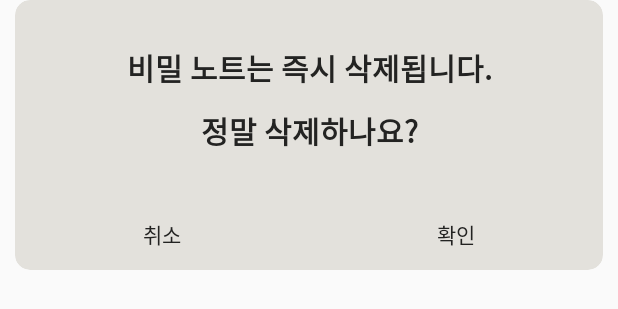
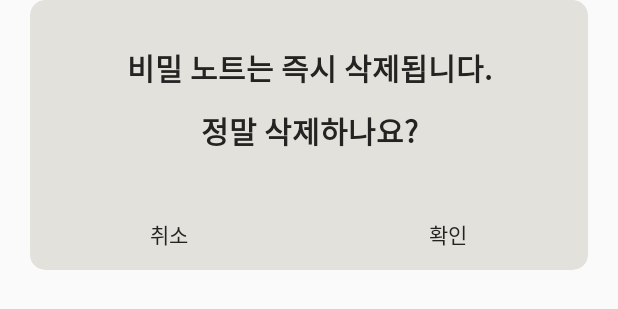
Before and after one commit to ferrarijh/Jonathans-Notes, an Android app: the layout dialog.xml on its own in the app's theme, with its tools: preview values and no code run, on a phone screen of 412 x 824 dp. Shown: the top 309 px of the screen. Run offline under Robolectric (Android 15) with nearby library versions, the light colour scheme and no system bars.

```diff
--- a/app/build.gradle
+++ b/app/build.gradle
@@ -12,8 +12,8 @@ android {
         applicationId 'com.jonathan.jonathans.notes'
         minSdkVersion 21
         targetSdkVersion 29
-        versionCode 101
-        versionName "1.0.1"
+        versionCode 102
+        versionName "1.0.2"
 
         testInstrumentationRunner "androidx.test.runner.AndroidJUnitRunner"
     }
--- a/app/src/main/res/layout/dialog.xml
+++ b/app/src/main/res/layout/dialog.xml
@@ -4,8 +4,8 @@
     xmlns:app="http://schemas.android.com/apk/res-auto"
     android:layout_width="match_parent"
     android:layout_height="wrap_content"
-    android:layout_marginStart="10dp"
-    android:layout_marginEnd="10dp"
+    android:layout_marginStart="20dp"
+    android:layout_marginEnd="20dp"
     app:cardCornerRadius="10dp"
     app:cardElevation="0dp"
     app:cardBackgroundColor="@color/background"
--- a/app/src/main/res/layout/dialog_pw.xml
+++ b/app/src/main/res/layout/dialog_pw.xml
@@ -4,8 +4,8 @@
     xmlns:app="http://schemas.android.com/apk/res-auto"
     android:layout_width="match_parent"
     android:layout_height="wrap_content"
-    android:layout_marginStart="10dp"
-    android:layout_marginEnd="10dp"
+    android:layout_marginStart="20dp"
+    android:layout_marginEnd="20dp"
     app:cardCornerRadius="10dp"
     app:cardElevation="0dp"
     app:cardBackgroundColor="@color/background"
--- a/app/src/main/res/layout/dialog_pw_check.xml
+++ b/app/src/main/res/layout/dialog_pw_check.xml
@@ -4,8 +4,8 @@
     xmlns:app="http://schemas.android.com/apk/res-auto"
     android:layout_width="match_parent"
     android:layout_height="wrap_content"
-    android:layout_marginStart="10dp"
-    android:layout_marginEnd="10dp"
+    android:layout_marginStart="20dp"
+    android:layout_marginEnd="20dp"
     app:cardCornerRadius="10dp"
     app:cardElevation="0dp"
     app:cardBackgroundColor="@color/background"
--- a/app/src/main/res/layout/thumbnail.xml
+++ b/app/src/main/res/layout/thumbnail.xml
@@ -26,6 +26,7 @@
                     android:paddingTop="3dp"
                     android:gravity="end"
                     android:text="2000-00-00"
+                    android:textStyle="italic"
                     android:textSize="12sp"
                     android:textColor="@color/dateText"
                     android:ellipsize="end"/>
--- a/app/src/main/res/layout/thumbnail_private.xml
+++ b/app/src/main/res/layout/thumbnail_private.xml
@@ -23,6 +23,7 @@
                 android:layout_marginTop="3dp"
                 android:gravity="end"
                 android:text="2000-00-00"
+                android:textStyle="italic"
                 android:textSize="12sp"
                 android:textColor="@color/dateText"/>
             <TextView
--- a/app/src/main/res/layout/thumbnail_trash.xml
+++ b/app/src/main/res/layout/thumbnail_trash.xml
@@ -23,6 +23,7 @@
                 android:paddingTop="3dp"
                 android:gravity="end"
                 android:text="2000-00-00"
+                android:textStyle="italic"
                 android:textSize="12sp"
                 android:textColor="@color/trashedText"/>
             <TextView
```
